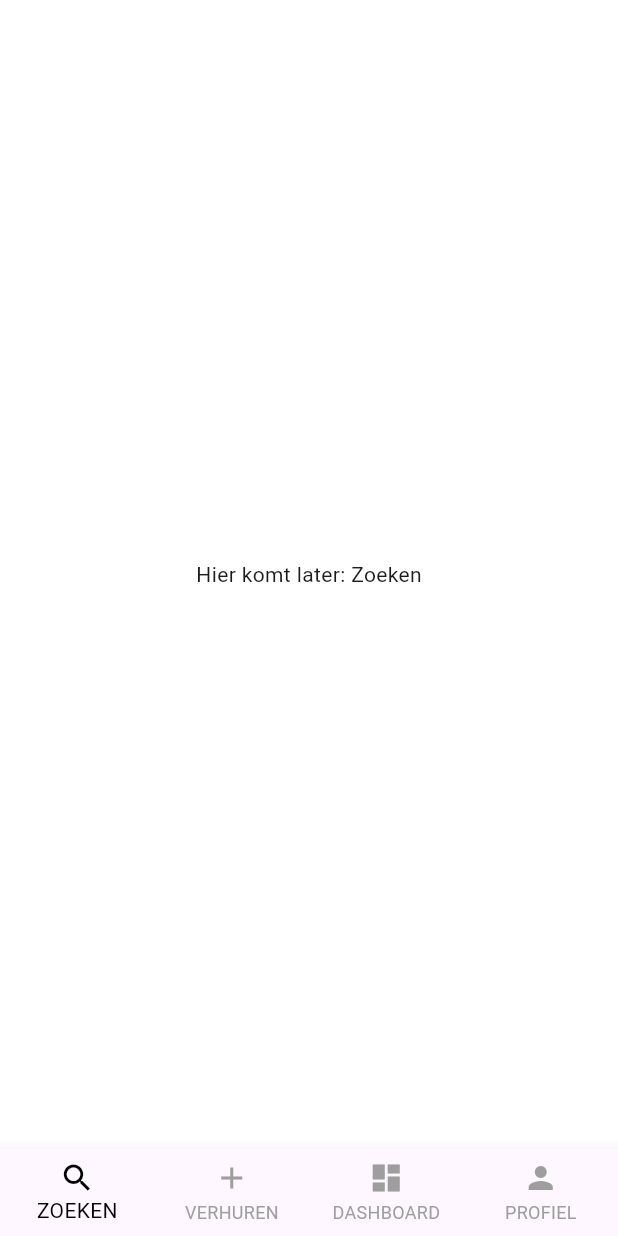
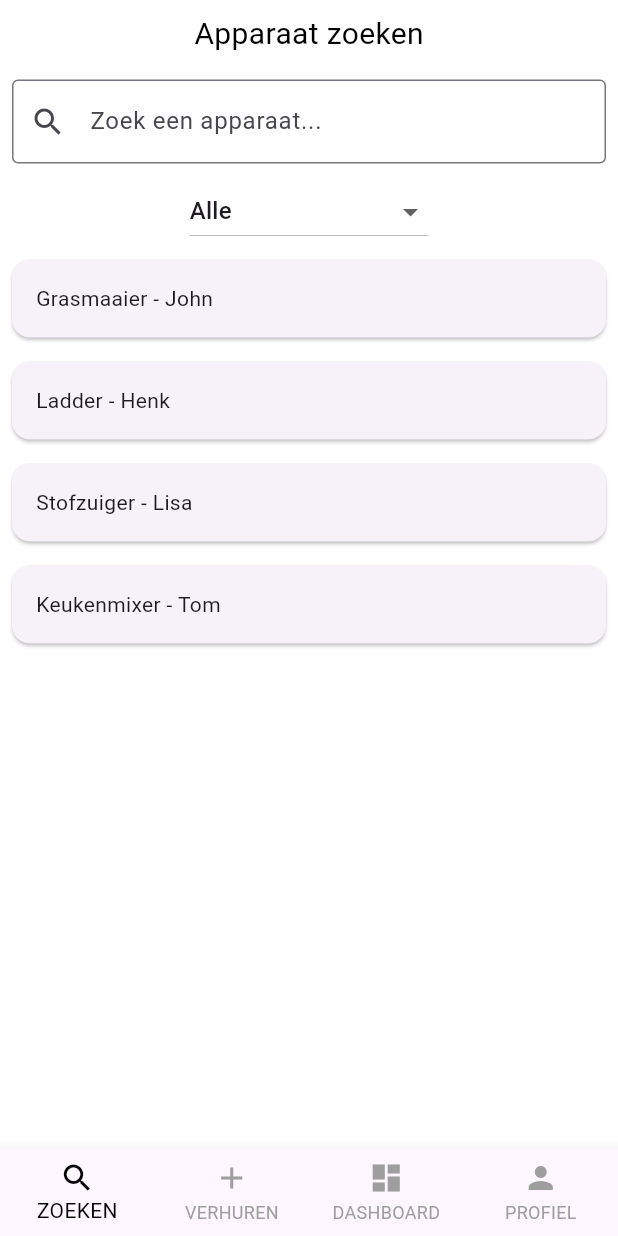
Before and after one commit to HaiSam29/intro_mobile_flutter, a Flutter app: the screen it shows after launch, on a phone screen of 412 x 824 dp. Run offline on Flutter 3.47's test engine with Material 3 defaults, Android fonts, the phone set to English and light mode, and no system bars.

Commit message:
add: filterfuncite op categorieen en apparaatnaam

```diff
--- a/lib/apparaat.dart
+++ b/lib/apparaat.dart
@@ -1,9 +1,11 @@
+enum Categorie { keuken, tuin, gereedschap, schoonmaak }
+
 class Apparaat {
   final String id;
   final String naam;
   final String eigenaar;
   final double prijsPerDag;
-  final String categorie;
+  final Categorie categorie;
   final double afstandKm;
 
   Apparaat({
@@ -16,15 +18,14 @@ class Apparaat {
   });
 }
 
-// Dit is onze tijdelijke hardcoded array.
-// Deze gebruiken we totdat we Firebase koppelen.
+// Dummy data om te testen. Later vervangen door echte data uit een database of API.
 final List<Apparaat> dummyApparaten = [
   Apparaat(
     id: '1',
     naam: 'Grasmaaier',
     eigenaar: 'John',
     prijsPerDag: 12.00,
-    categorie: 'Tuin',
+    categorie: Categorie.tuin,
     afstandKm: 0.5,
   ),
   Apparaat(
@@ -32,7 +33,7 @@ final List<Apparaat> dummyApparaten = [
     naam: 'Ladder',
     eigenaar: 'Henk',
     prijsPerDag: 10.00,
-    categorie: 'Gereedschap',
+    categorie: Categorie.gereedschap,
     afstandKm: 1.5,
   ),
   Apparaat(
@@ -40,7 +41,7 @@ final List<Apparaat> dummyApparaten = [
     naam: 'Stofzuiger',
     eigenaar: 'Lisa',
     prijsPerDag: 8.00,
-    categorie: 'Schoonmaak',
+    categorie: Categorie.schoonmaak,
     afstandKm: 0.8,
   ),
   Apparaat(
@@ -48,7 +49,7 @@ final List<Apparaat> dummyApparaten = [
     naam: 'Keukenmixer',
     eigenaar: 'Tom',
     prijsPerDag: 5.00,
-    categorie: 'Keuken',
+    categorie: Categorie.keuken,
     afstandKm: 2.1,
   ),
 ];
--- a/lib/main.dart
+++ b/lib/main.dart
@@ -1,4 +1,5 @@
 import 'package:flutter/material.dart';
+import 'package:intro_mobile_flutter/zoeken.dart';
 
 void main() {
   runApp(const MyApp());
@@ -34,7 +35,7 @@ class _AppShellState extends State<AppShell> {
 
   // Een array met tijdelijke schermen. Later vervangen we deze teksten door je echte componenten.
   static const List<Widget> _schermen = <Widget>[
-    Center(child: Text('Hier komt later: Zoeken')),
+    ZoekScherm(),
     Center(child: Text('Hier komt later: Verhuren')),
     Center(child: Text('Hier komt later: Dashboard')),
     Center(child: Text('Hier komt later: Profiel')),
--- /dev/null
+++ b/lib/zoeken.dart
@@ -0,0 +1,109 @@
+import 'package:flutter/material.dart';
+import 'package:intro_mobile_flutter/apparaat.dart';
+
+// Dit is een StatelessWidget, want de lijst zelf heeft (nu nog) geen interne state nodig
+class ZoekScherm extends StatefulWidget {
+  const ZoekScherm({super.key});
+
+  @override
+  State<ZoekScherm> createState() => _ZoekSchermState();
+}
+
+class _ZoekSchermState extends State<ZoekScherm> {
+  Categorie? _geselecteerdeCategorie; // State variabele voor de dropdown
+  String _zoekTerm = ''; // State variabele voor de zoekterm (optioneel)
+
+  @override
+  Widget build(BuildContext context) {
+    // 1. Jouw bestaande filter logica
+    final gefilterdeApparaten = dummyApparaten.where((apparaat) {
+      final naamMatch = apparaat.naam.toLowerCase().contains(
+        _zoekTerm.toLowerCase(),
+      );
+      final categorieMatch =
+          _geselecteerdeCategorie == null ||
+          apparaat.categorie == _geselecteerdeCategorie;
+      return naamMatch && categorieMatch;
+    }).toList();
+
+    // 2. Column om de dropdown en de lijst onder elkaar te zetten
+    return Column(
+      children: [
+        Padding(
+          padding: EdgeInsets.all(8.0),
+          child: Text(
+            "Apparaat zoeken",
+            style: TextStyle(fontSize: 20, color: Colors.black),
+          ),
+        ),
+
+        Padding(
+          padding: const EdgeInsets.all(8.0),
+          child: TextField(
+            decoration: const InputDecoration(
+              hintText: "Zoek een apparaat...",
+              prefixIcon: Icon(Icons.search),
+              border: OutlineInputBorder(),
+            ),
+            onChanged: (getypteTekst) {
+              setState(() {
+                _zoekTerm = getypteTekst;
+              });
+            },
+          ),
+        ),
+
+        // 3. De Dropdown (Vergelijkbaar met <select> in HTML)
+        DropdownButton<Categorie?>(
+          value: _geselecteerdeCategorie,
+          hint: const Text('Kies een categorie'),
+          items: const [
+            DropdownMenuItem(value: null, child: Text('Alle')),
+            DropdownMenuItem(value: Categorie.tuin, child: Text('Tuin')),
+            DropdownMenuItem(value: Categorie.keuken, child: Text('Keuken')),
+            DropdownMenuItem(
+              value: Categorie.gereedschap,
+              child: Text('Gereedschap'),
+            ),
+            DropdownMenuItem(
+              value: Categorie.schoonmaak,
+              child: Text('Schoonmaak'),
+            ),
+          ],
+          onChanged: (nieuweWaarde) {
+            // Dit is jouw onClick/onChange event. Update de state!
+            setState(() {
+              _geselecteerdeCategorie = nieuweWaarde;
+            });
+          },
+        ),
+
+        // 4. Expanded dwingt de lijst om de overgebleven ruimte te vullen
+        Expanded(
+          child: gefilterdeApparaten.isEmpty
+              ? const Center(
+                  child: Text(
+                    "Geen apparaten gevonden.",
+                    style: TextStyle(fontSize: 16, color: Colors.grey),
+                  ),
+                )
+              : ListView.builder(
+                  itemCount: gefilterdeApparaten.length,
+                  itemBuilder: (context, index) {
+                    final apparaat = gefilterdeApparaten[index];
+
+                    return Card(
+                      margin: const EdgeInsets.all(8.0),
+                      // Padding toegevoegd in de Card zodat de tekst niet tegen de rand plakt
+                      child: Padding(
+                        padding: const EdgeInsets.all(16.0),
+                        child: Text('${apparaat.naam} - ${apparaat.eigenaar}'),
+                      ),
+                    );
+                  },
+                ),
+        ),
+      ],
+    );
+  }
+}
```
